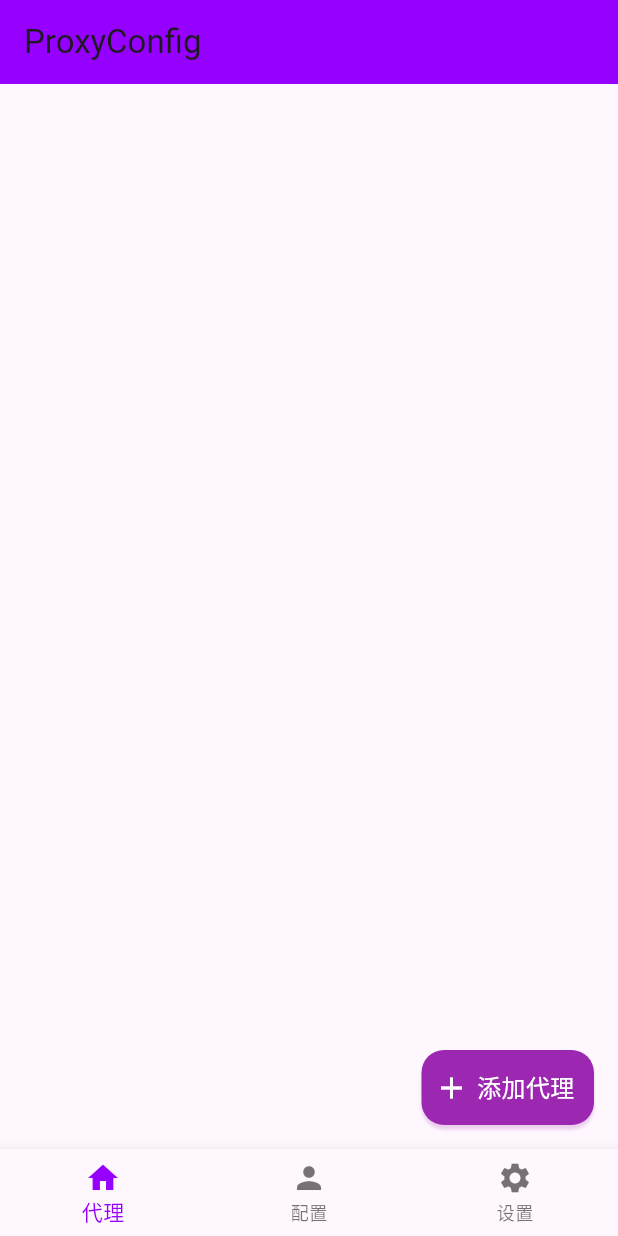
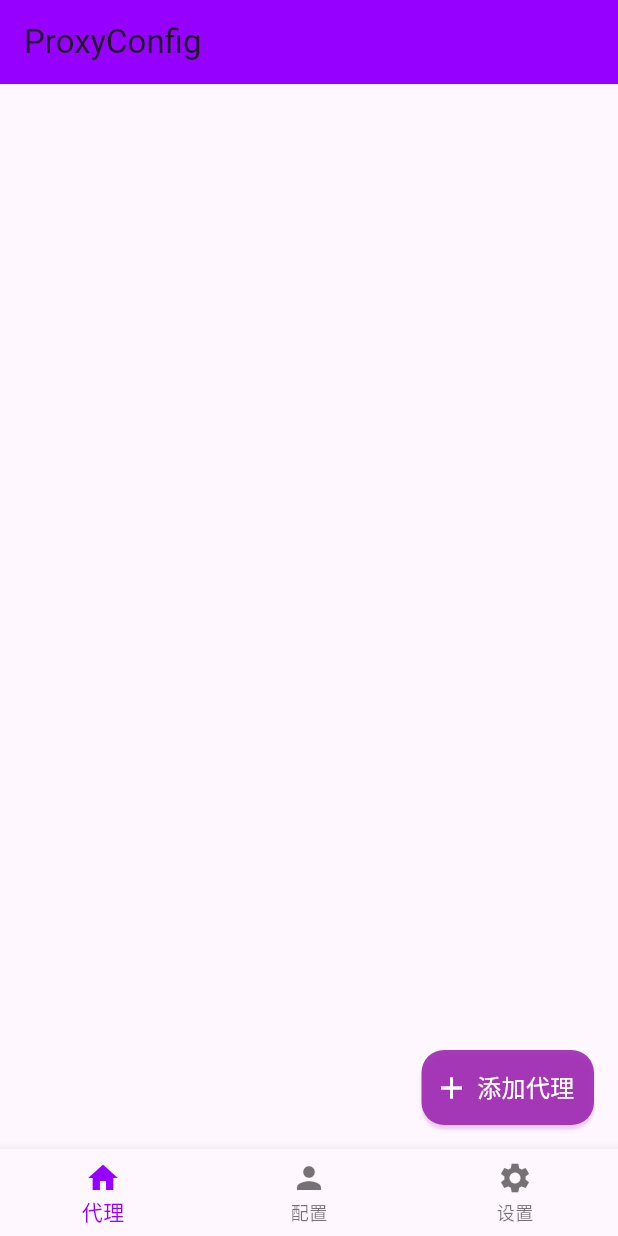
Before and after one commit to ys1231/appproxy, a Flutter app: the screen it shows after launch, on a phone screen of 412 x 824 dp. Run offline on Flutter 3.47's test engine with Material 3 defaults, Android fonts, the light colour scheme and no system bars.

Commit message:
style(code): :art: 1. 格式化代码. 2. 更新

```diff
--- a/lib/ui/proxy_config_list.dart
+++ b/lib/ui/proxy_config_list.dart
@@ -52,10 +52,10 @@ class _ProxyListHomeState extends State<ProxyListHome> {
 
   void handleConfigData(Map<String, dynamic> data) {
     // 在这里处理从 AddProxyButton 返回的数据
-    _proxyConfigData.addProxyConfig(data).then((value){
+    _proxyConfigData.addProxyConfig(data).then((value) {
       setState(() {
         _dataLists.add(data);
-        if(kDebugMode) print('Received data: $data');
+        if (kDebugMode) print('Received data: $data');
         // 可能还会根据数据更新state，触发UI重建等
         _itemCount += 1;
       });
@@ -81,7 +81,7 @@ class _ProxyListHomeState extends State<ProxyListHome> {
         },
         itemBuilder: (BuildContext context, int c_index) {
           if (kDebugMode) {
-            print("---- ProxyListHome $c_index ");
+            print("---- ProxyListHome c_index: $c_index ");
           }
           Map<String, dynamic> c_data = _dataLists[c_index];
           return Card(
@@ -89,7 +89,8 @@ class _ProxyListHomeState extends State<ProxyListHome> {
             key: ValueKey(c_index),
             child: ListTile(
               title: Text('${c_data["proxyName"]}'),
-              subtitle: Text('${c_data["proxyType"]} ${c_data["proxyHost"]}:${c_data["proxyPort"]}'),
+              subtitle: Text(
+                  '${c_data["proxyType"]} ${c_data["proxyHost"]}:${c_data["proxyPort"]}'),
               trailing: IconButton(
                 icon: const Icon(Icons.delete),
                 onPressed: () {
@@ -149,7 +150,7 @@ class AddProxyButton extends StatelessWidget {
           // 构建一个BoxDecoration对象，用于设置容器的装饰效果
           decoration: BoxDecoration(
             // 设置背景颜色为紫色
-            color: Colors.purple,
+            color: Colors.purple.withOpacity(0.9),
             // 设置边框圆角为24.0
             borderRadius: BorderRadius.circular(15.0),
             boxShadow: [
@@ -185,10 +186,7 @@ class AddProxyButton extends StatelessWidget {
                   // 子组件数组，包括一个图标和一个文本
                   children: [
                     // 添加图标组件
-                    Icon(
-                      Icons.add,
-                      color: Colors.white,
-                    ),
+                    Icon(Icons.add, color: Colors.white),
                     // 在图标和文本之间添加一个宽度为10.0的空白间隔
                     SizedBox(width: 5.0),
                     // 添加文本组件，显示“添加代理”文本
```
Also changed, not shown: pubspec.lock.
